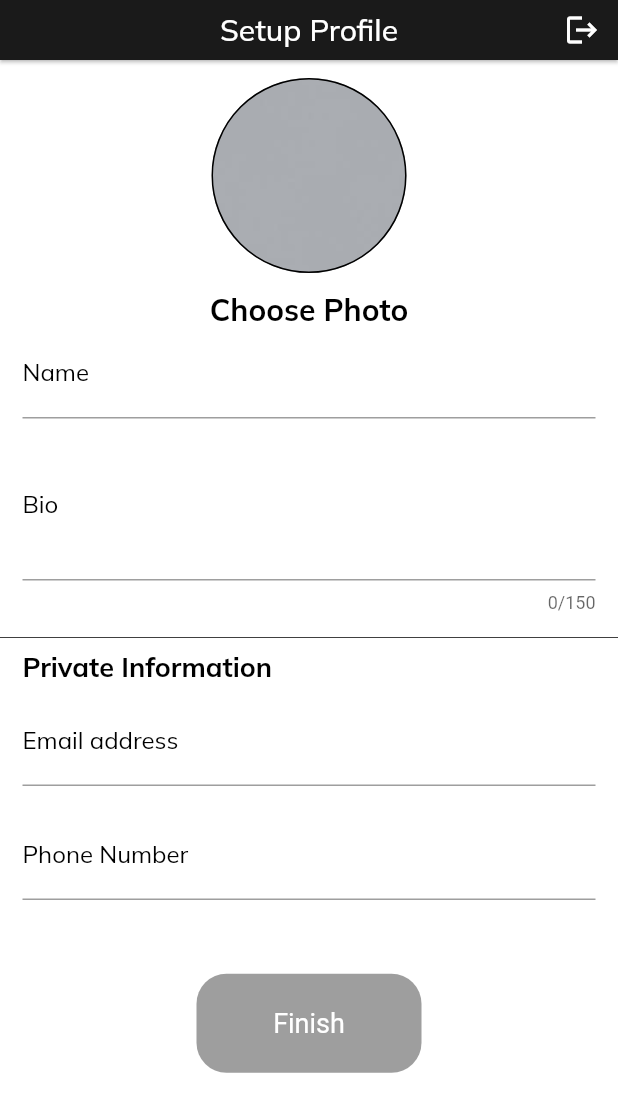
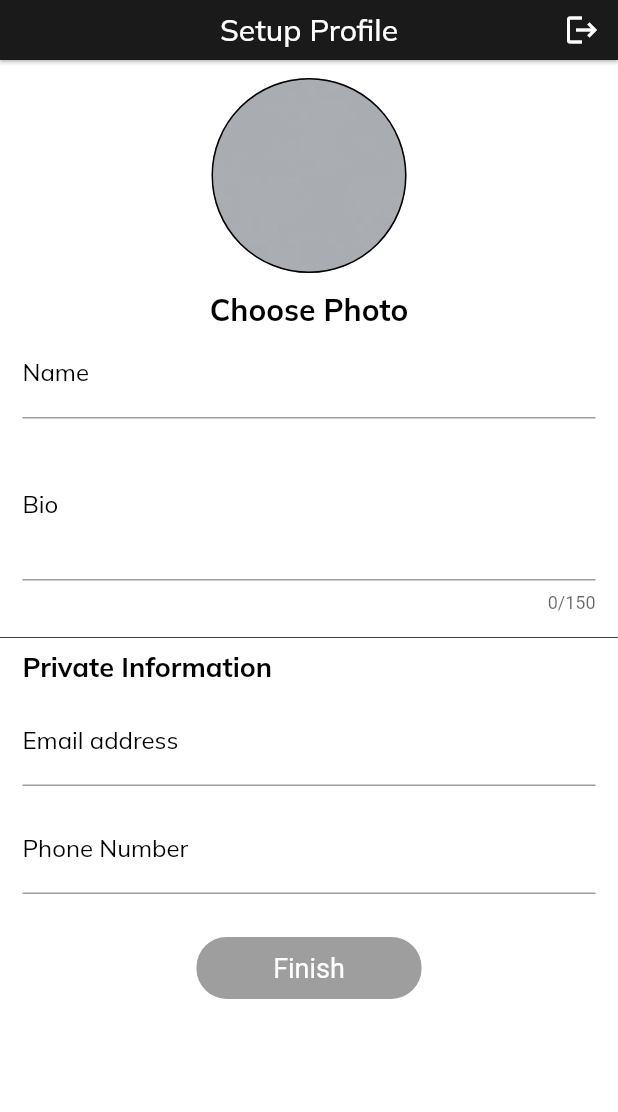
Before and after one commit to HenokGuluma/Homes, a Flutter app: the SetupProfile screen opened directly, after a tap on the "logout" icon, on a phone screen of 412 x 824 dp. Shown: the top 1112 px of the screen. Run offline on Flutter 3.47's test engine with Material 2 defaults, Android fonts, the phone set to English and light mode, and no system bars; our stand-ins replace cached_network_image, camera, carousel_slider, cloud_firestore, dotted_border, firebase_auth and 15 more; missing offline and left inert: auto_size_text_field, confirm_dialog, dart:ffi, flutter_google_places, google_api_headers, google_maps_webservice and 4 more; accounts and stored records are empty; project files that could hold a hidden picture were left out.

Commit message:
buy-keys

```diff
--- a/lib/resources/firebase_provider.dart
+++ b/lib/resources/firebase_provider.dart
@@ -604,6 +604,10 @@ class FirebaseProvider {
         .collection('phones')
         .get();
     return phones.docs;
+  }
+
+   void addPhone(String phone, String userId) async{
+    await _firestore.collection('phones').doc(phone).set({'phone': phone, 'userId': userId});
   }
 
   Future<DocumentReference> addVideoPostToDb(
--- a/lib/resources/repository.dart
+++ b/lib/resources/repository.dart
@@ -231,6 +231,9 @@ class Repository {
    Future<List<DocumentSnapshot>> getAllPhones() =>
       _firebaseProvider.getAllPhones();
 
+   void addPhone(String phone, String userId) =>
+      _firebaseProvider.addPhone(phone, userId);
+
   Future<DocumentSnapshot> getListingDetails(String reference) =>
       _firebaseProvider.getListingDetails(reference);
 
--- a/lib/ui/insta_feed_screen.dart
+++ b/lib/ui/insta_feed_screen.dart
@@ -937,7 +937,7 @@ class _InstaFeedScreenState extends State<InstaFeedScreen>
                   child: Center(
                     child:
                         Text(
-                          item.data()['cost'] + ' ETB / ' +  rateConverter(item.data()['rentCollection']),
+                          item.data()['cost'] + ' ETB/' +  rateConverter(item.data()['rentCollection']),
                           style: TextStyle(
                               fontFamily: 'Muli',
                               color: Colors.black,
--- a/lib/ui/insta_search_screen.dart
+++ b/lib/ui/insta_search_screen.dart
@@ -1446,7 +1446,7 @@ class _InstaSearchScreenState extends State<InstaSearchScreen>
                   child: Center(
                     child:
                         Text(
-                          item.data()['cost'] + ' ETB / ' +  rateConverter(item.data()['rentCollection']),
+                          item.data()['cost'] + ' ETB/' +  rateConverter(item.data()['rentCollection']),
                           style: TextStyle(
                               fontFamily: 'Muli',
                               color: Colors.black,
--- a/lib/ui/listing_details_temp.dart
+++ b/lib/ui/listing_details_temp.dart
@@ -783,7 +783,7 @@ class ListingDetailsTempState extends State<ListingDetailsTemp> {
                   child: Center(
                     child:
                         Text(
-                          item.data()['cost'] + ' ETB / ' +  rateConverter(item.data()['rentCollection']),
+                          item.data()['cost'] + ' ETB/' +  rateConverter(item.data()['rentCollection']),
                           style: TextStyle(
                               fontFamily: 'Muli',
                               color: Colors.black,
--- a/lib/ui/setup_profile.dart
+++ b/lib/ui/setup_profile.dart
@@ -2,6 +2,7 @@ import 'dart:async';
 import 'dart:io';
 import 'dart:math';
 import 'dart:typed_data';
+import 'package:cloud_firestore/cloud_firestore.dart';
 import 'package:flushbar/flushbar.dart';
 import 'package:flutter_image_compress/flutter_image_compress.dart';
 import 'package:image/image.dart' as Im;
@@ -45,6 +46,8 @@ class _SetupProfileState extends State<SetupProfile> {
   bool usernameChecked = false;
   bool usernameTooShort = false;
   bool finishingUp = false;
+  bool loadingPhones = true;
+  List<String> phoneList = [];
 
   @override
   void initState() {
@@ -56,6 +59,7 @@ class _SetupProfileState extends State<SetupProfile> {
     if (widget.name != null) {
       _nameController.text = widget.name;
     }
+    getPhones();
   }
 
   File imageFile;
@@ -71,6 +75,20 @@ class _SetupProfileState extends State<SetupProfile> {
     return selectedImage;
   }
 
+  Future<void> getPhones (){
+    _repository.getAllPhones().then((phoneNumbers) {
+      List<String> phones = [];
+      for(int i=0; i<phoneNumbers.length; i++){
+        String phone = phoneNumbers[i].id;
+        phones.add(phone);
+      }
+      setState(() {
+              phoneList = phones;
+              loadingPhones = false;
+            });
+    });
+    return null;
+  }
   @override
   Widget build(BuildContext context) {
     var size = MediaQuery.of(context).size;
@@ -273,7 +291,7 @@ class _SetupProfileState extends State<SetupProfile> {
               ),
               Padding(
                 padding:
-                    const EdgeInsets.symmetric(horizontal: 15.0, vertical: 8.0),
+                    const EdgeInsets.symmetric(horizontal: 15.0, vertical: 4.0),
                 child: TextFormField(
                     style: TextStyle(fontFamily: 'Muli', color: Colors.black),
                     controller: _phoneController,
@@ -291,14 +309,26 @@ class _SetupProfileState extends State<SetupProfile> {
                             fontSize: 16.0)),
                     onChanged: changeText),
               ),
+
+              phoneList.contains(_phoneController.text)
+              ?Center(
+                child: Text('The phone number already exists.',
+                 style: TextStyle(color: Color(0xffff0066), fontFamily: 'Muli', fontSize: 14, fontWeight: FontWeight.w900),),
+              ):
+              _phoneController.text.length>10
+              ?Center(
+                child: Text('Please enter a valid phone number.',
+                 style: TextStyle(color: Color(0xffff0066), fontFamily: 'Muli', fontSize: 14, fontWeight: FontWeight.w900),),
+              )
+              :Center(),
               SizedBox(
-                height: size.height * 0.05,
+                height: size.height * 0.03,
               ),
               finishingUp
                   ? Center(
                       child: Container(
                           width: size.width * 0.4,
-                          height: size.height * 0.08,
+                          height: size.height * 0.07,
                           decoration: BoxDecoration(
                               color: Colors.grey,
                               borderRadius: BorderRadius.circular(20)),
@@ -312,13 +342,14 @@ class _SetupProfileState extends State<SetupProfile> {
                   : _nameController.text.isEmpty ||
                           _bioController.text.isEmpty ||
                           _phoneController.text.isEmpty ||
-                          imageFile == null
+                          imageFile == null||phoneList.contains(_phoneController.text)
+                          ||_phoneController.text.length!=10
                       ? Center(
                           child: Container(
                           width: 150,
                           constraints:
                               BoxConstraints(maxWidth: size.width * 0.5),
-                          height: size.height * 0.08,
+                          height: size.height * 0.05,
                           decoration: BoxDecoration(
                               color: Colors.grey,
                               borderRadius: BorderRadius.circular(20)),
@@ -332,15 +363,15 @@ class _SetupProfileState extends State<SetupProfile> {
                           child: GestureDetector(
                           child: Container(
                             width: size.width * 0.4,
-                            height: size.height * 0.08,
+                            height: size.height * 0.07,
                             decoration: BoxDecoration(
-                                color: Color(0xff00ffff),
+                                color: Color(0xfff2029e),
                                 borderRadius: BorderRadius.circular(20)),
                             child: Center(
                                 child: Text(
                               'Finish',
                               style:
-                                  TextStyle(color: Colors.black, fontSize: 18),
+                                  TextStyle(color: Colors.white, fontSize: 18),
                             )),
                           ),
                           onTap: () {
@@ -353,6 +384,7 @@ class _SetupProfileState extends State<SetupProfile> {
                                 _repository
                                     .updatePhoto(url, widget.userId)
                                     .then((v) {
+                                      _repository.addPhone(_phoneController.text, widget.userId);
                                   _repository
                                       .updateDetails(
                                           widget.userId,
@@ -383,6 +415,7 @@ class _SetupProfileState extends State<SetupProfile> {
 
   changeText(String text) {
     setState(() {});
+    print(phoneList);
   }
 
   changeUserName(String text) {
@@ -417,7 +450,7 @@ class _SetupProfileState extends State<SetupProfile> {
       messageText: Center(
           child: Text(
         'You have successfully updated your profile.',
-        style: TextStyle(fontFamily: 'Muli', color: Color(0xff00ffff)),
+        style: TextStyle(fontFamily: 'Muli', color: Color(0xfff2029e)),
       )),
     )..show(context);
   }
--- a/lib/ui/unlock_details.dart
+++ b/lib/ui/unlock_details.dart
@@ -801,7 +801,7 @@ class UnlockDetailsState extends State<UnlockDetails> {
                                 fontFamily: 'Muli',
                                 color: Colors.black,
                                 fontSize: 15,
-                                fontWeight: FontWeight.bold),
+                                fontWeight: FontWeight.w900),
                           ))),
                       SizedBox(
                         height: height * 0.02,
@@ -825,7 +825,7 @@ class UnlockDetailsState extends State<UnlockDetails> {
                       child: Center(
                         child:
                             Text(
-                              item.data()['cost'] + ' ETB / ' +  rateConverter(item.data()['rentCollection']),
+                              item.data()['cost'] + ' ETB/' +  rateConverter(item.data()['rentCollection']),
                               style: TextStyle(
                                   fontFamily: 'Muli',
                                   color: Colors.black,
@@ -881,7 +881,7 @@ class UnlockDetailsState extends State<UnlockDetails> {
                             fontFamily: 'Muli',
                             color: Colors.black,
                             fontSize: 16,
-                            fontWeight: FontWeight.w400)),
+                            fontWeight: FontWeight.w900)),
                     SizedBox(
                       width: 5,
                     ),
```
Also changed, not shown: lib/ui/buy_keys.dart (+6 -5 lines), lib/ui/pay_for_keys.dart (+10 -10 lines).
